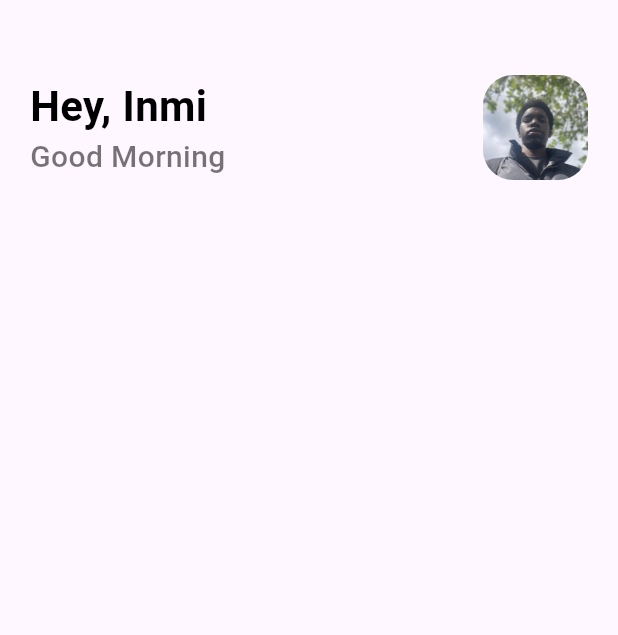
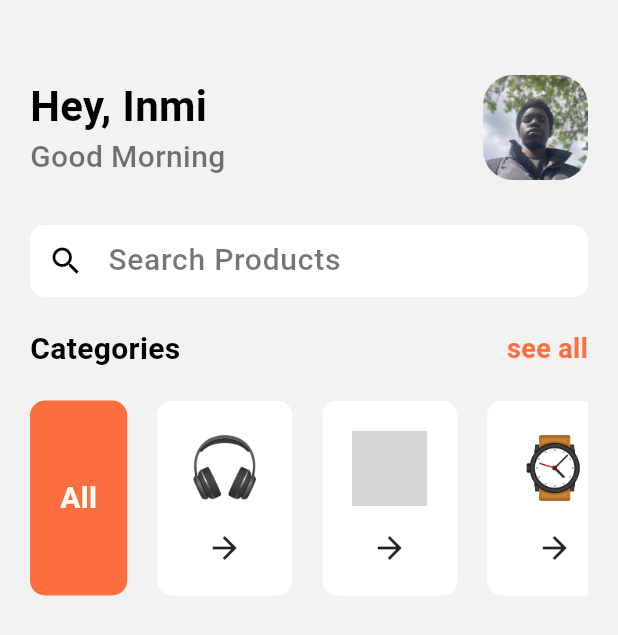
Before and after one commit to akohinmiogbegbile/Webstack---Portfolio-Project, a Flutter app: the screen it shows after launch, on a phone screen of 412 x 824 dp. Shown: the top 635 px of the screen. Run offline on Flutter 3.47's test engine with Material 3 defaults, Android fonts, the phone set to English and light mode, and no system bars; grey boxes are pictures that could not be loaded.

Commit message:
UI of the Onboard/Home pt 2

```diff
--- a/lib/pages/home.dart
+++ b/lib/pages/home.dart
@@ -1,3 +1,4 @@
+import 'package:flutter/cupertino.dart';
 import 'package:flutter/material.dart';
 import 'package:tilomath/widget/support_widget.dart';
 
@@ -9,9 +10,17 @@ class Home extends StatefulWidget {
 }
 
 class _HomeState extends State<Home> {
+  List categories = [
+    "images/headphone_icon.png",
+    "images/laptop.png",
+    "images/watch.png",
+    "images/TV.png"
+  ];
+
   @override
   Widget build(BuildContext context) {
     return Scaffold(
+      backgroundColor: Color(0xfff2f2f2),
       body: Container(
         margin: EdgeInsets.only(top: 50.0, left: 20.0, right: 20.0),
         child: Column(
@@ -44,9 +53,100 @@ class _HomeState extends State<Home> {
                 )
               ],
             ),
+            SizedBox(
+              height: 30.0,
+            ),
+            Container(
+                decoration: BoxDecoration(
+                    color: Colors.white,
+                    borderRadius: BorderRadius.circular(10)),
+                width: MediaQuery.of(context).size.width,
+                child: TextField(
+                  decoration: InputDecoration(
+                      border: InputBorder.none,
+                      hintText: "Search Products",
+                      hintStyle: AppWidget.lightTextFieldStyle(),
+                      prefixIcon: Icon(Icons.search, color: Colors.black)),
+                )),
+            SizedBox(
+              height: 20.0,
+            ),
+            Row(
+              mainAxisAlignment: MainAxisAlignment.spaceBetween,
+              children: [
+                Text("Categories", style: AppWidget.semiboldTextFieldStyle()),
+                Text("see all",
+                    style: TextStyle(
+                        color: Color(0xFFfd6f3e),
+                        fontSize: 18.0,
+                        fontWeight: FontWeight.bold))
+              ],
+            ),
+            SizedBox(
+              height: 20.0,
+            ),
+            Row(
+              children: [
+                Container(
+                    height: 130,
+                    padding: EdgeInsets.all(20),
+                    margin: EdgeInsets.only(right: 20.0),
+                    decoration: BoxDecoration(
+                        color: Color(0xFFFd6f3e),
+                        borderRadius: BorderRadius.circular(10)),
+                    child: Center(
+                        child: Text(
+                      "All",
+                      style: TextStyle(
+                          color: Colors.white,
+                          fontSize: 20.0,
+                          fontWeight: FontWeight.bold),
+                    ))),
+                Expanded(
+                  child: Container(
+                    height: 130,
+                    child: ListView.builder(
+                        padding: EdgeInsets.zero,
+                        itemCount: categories.length,
+                        shrinkWrap: true,
+                        scrollDirection: Axis.horizontal,
+                        itemBuilder: (context, index) {
+                          return CategoryTile(image: categories[index]);
+                        }),
+                  ),
+                ),
+              ],
+            )
           ],
         ),
       ),
     );
   }
 }
+
+class CategoryTile extends StatelessWidget {
+  String image;
+  CategoryTile({required this.image});
+
+  @override
+  Widget build(BuildContext context) {
+    return Container(
+      padding: EdgeInsets.all(20),
+      margin: EdgeInsets.only(right: 20.0),
+      decoration: BoxDecoration(
+          color: Colors.white, borderRadius: BorderRadius.circular(10)),
+      child: Column(
+        mainAxisAlignment: MainAxisAlignment.spaceBetween,
+        children: [
+          Image.asset(
+            image,
+            height: 50,
+            width: 50,
+            fit: BoxFit.cover,
+          ),
+          Icon(Icons.arrow_forward)
+        ],
+      ),
+    );
+  }
+}
--- a/lib/widget/support_widget.dart
+++ b/lib/widget/support_widget.dart
@@ -10,4 +10,9 @@ class AppWidget {
     return TextStyle(
         color: Colors.black54, fontSize: 20.0, fontWeight: FontWeight.w500);
   }
+
+  static TextStyle semiboldTextFieldStyle() {
+    return TextStyle(
+        color: Colors.black, fontSize: 20.0, fontWeight: FontWeight.bold);
+  }
 }
```
Also changed, not shown: images/boy1.jpg (deleted).
